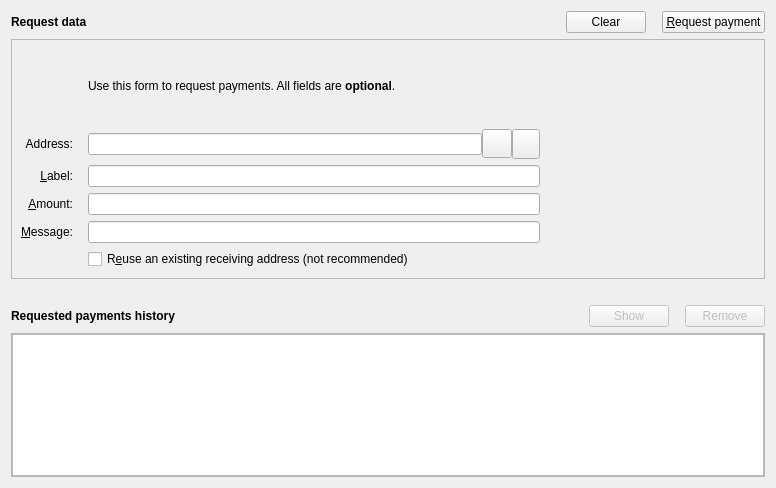
Before: the Qt Designer form src/qt/forms/receivecoinsdialog.ui in qtumproject/qtum, drawn with Qt 5.
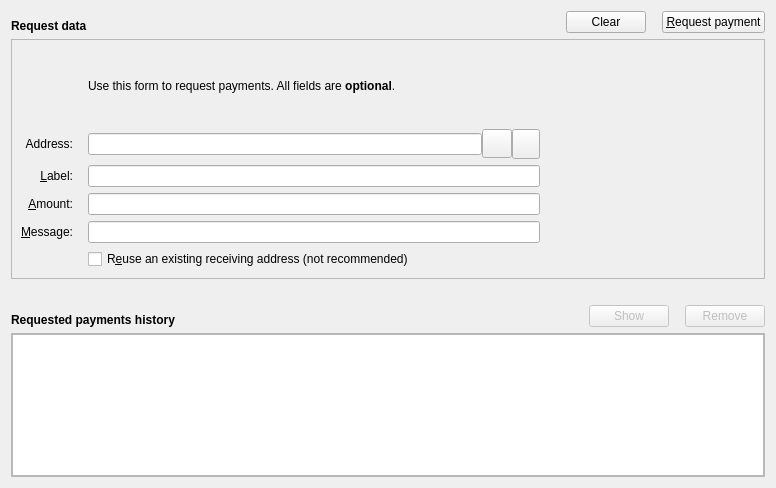
After: the same form once the commit is applied. Icons and pictures are not drawn. Custom widgets are drawn as their Qt base class.

Commit message: Update alignment for buttons

```diff
--- a/src/qt/forms/receivecoinsdialog.ui
+++ b/src/qt/forms/receivecoinsdialog.ui
@@ -24,6 +24,9 @@
        <property name="text">
         <string>Request data</string>
        </property>
+       <property name="alignment">
+        <set>Qt::AlignBottom|Qt::AlignLeading|Qt::AlignLeft</set>
+       </property>
       </widget>
      </item>
      <item>
@@ -315,6 +318,9 @@
        <property name="text">
         <string>Requested payments history</string>
        </property>
+       <property name="alignment">
+        <set>Qt::AlignBottom|Qt::AlignLeading|Qt::AlignLeft</set>
+       </property>
       </widget>
      </item>
      <item>
```
The commit also changes 2 other files.
